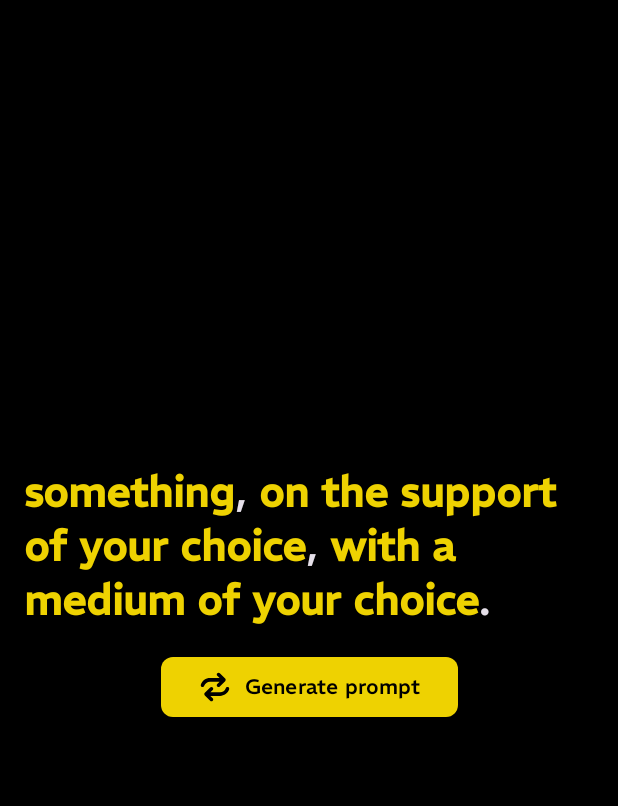
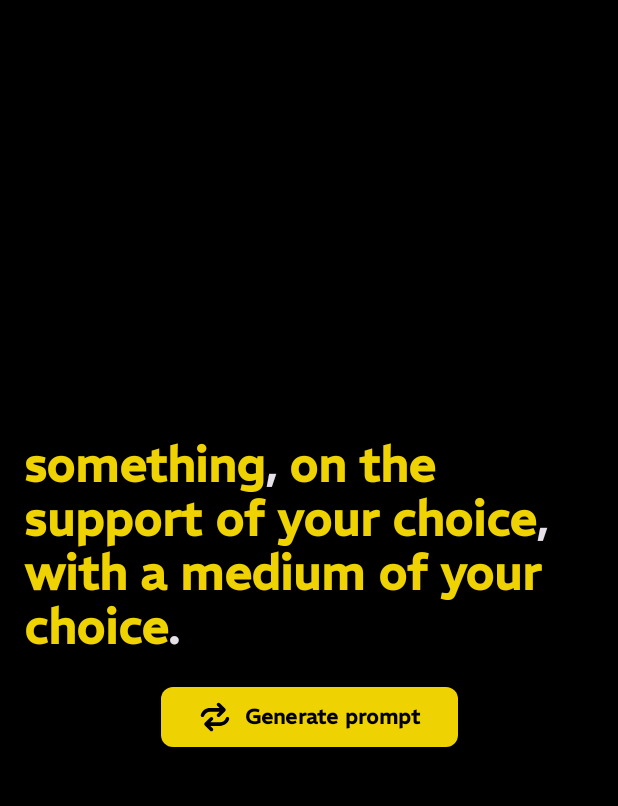
Before and after one commit to MarioFerreiraVilanova/scritch, an Android app built with Jetpack Compose: the screen it shows after launch (MainActivity), after a tap on "Generate prompt", on a phone screen of 412 x 824 dp, the part 72-878 px from its top. Run offline under Robolectric (Android 15) with nearby library versions, the phone set to English and light mode, and no system bars; our stand-ins replace Compose Multiplatform resources; libraries missing offline, so code that uses them is left out: dev.gitlive.firebase; 4 statements that could not run were skipped.

Commit message:
Edited text styles

```diff
--- a/composeApp/src/commonMain/kotlin/com/scritch/app/home/HomeScreen.kt
+++ b/composeApp/src/commonMain/kotlin/com/scritch/app/home/HomeScreen.kt
@@ -144,7 +144,7 @@ fun HomeScreen(
                             contentDescription = null,
                         )
                         Spacer(Modifier.width(8.dp))
-                        Text("Generate prompt")
+                        Text(text = "Generate prompt")
                     },
                     onClick = {
                         viewModel.onGeneratePrompt()
@@ -177,7 +177,6 @@ private fun promptFromViewState(
     onClick: (OptionState) -> Unit,
 ): AnnotatedString? {
     if (viewState.medium == null && viewState.support == null) return null
-
 
     return buildAnnotatedString {
         appendCategory(
@@ -212,10 +211,9 @@ private fun AnnotatedString.Builder.appendCategory(
     option: OptionState?,
     onClick: (OptionState) -> Unit,
 ) {
-    val textStyle = MaterialTheme.typography.headlineMedium.toSpanStyle()
+    val textStyle = MaterialTheme.typography.headlineLarge.toSpanStyle()
     val highlightedStyle = textStyle.copy(
         color = MaterialTheme.colorScheme.primary,
-        fontWeight = FontWeight.Bold,
     )
     val linkStyle = highlightedStyle.copy(
         textDecoration = TextDecoration.Underline,
@@ -231,7 +229,11 @@ private fun AnnotatedString.Builder.appendCategory(
     } else {
         val startOfLink = option.prompt.indexOfFirst { it == '*' }.coerceAtLeast(0)
         val endOfLink = option.prompt.indexOfLast { it == '*' }.coerceAtLeast(0)
-        append(option.prompt.substring(0, startOfLink))
+        withStyle(
+            style = textStyle
+        ){
+            append(option.prompt.substring(0, startOfLink))
+        }
         if (option.tips != null) {
             withLink(
                 link = LinkAnnotation.Clickable(
--- a/composeApp/src/commonMain/kotlin/com/scritch/app/theme/Typography.kt
+++ b/composeApp/src/commonMain/kotlin/com/scritch/app/theme/Typography.kt
@@ -3,8 +3,9 @@ package com.scritch.app.theme
 import androidx.compose.material3.Typography
 import androidx.compose.runtime.Composable
 import androidx.compose.ui.text.font.FontFamily
+import androidx.compose.ui.text.font.FontWeight
+import org.jetbrains.compose.resources.Font
 import scritch.composeapp.generated.resources.Res
-import org.jetbrains.compose.resources.Font
 import scritch.composeapp.generated.resources.rem_variable_font_weight
 
 @Composable
@@ -13,20 +14,20 @@ fun scritchTypography() = Typography().run {
         Font(Res.font.rem_variable_font_weight)
     )
     copy(
-        displayLarge = displayLarge.copy(fontFamily = fontFamily),
-        displayMedium = displayMedium.copy(fontFamily = fontFamily),
-        displaySmall = displaySmall.copy(fontFamily = fontFamily),
-        headlineLarge = headlineLarge.copy(fontFamily = fontFamily),
-        headlineMedium = headlineMedium.copy(fontFamily = fontFamily),
-        headlineSmall = headlineSmall.copy(fontFamily = fontFamily),
-        titleLarge = titleLarge.copy(fontFamily = fontFamily),
-        titleMedium = titleMedium.copy(fontFamily = fontFamily),
-        titleSmall = titleSmall.copy(fontFamily = fontFamily),
-        bodyLarge = bodyLarge.copy(fontFamily =  fontFamily),
-        bodyMedium = bodyMedium.copy(fontFamily = fontFamily),
-        bodySmall = bodySmall.copy(fontFamily = fontFamily),
-        labelLarge = labelLarge.copy(fontFamily = fontFamily),
-        labelMedium = labelMedium.copy(fontFamily = fontFamily),
-        labelSmall = labelSmall.copy(fontFamily = fontFamily)
+        displayLarge = displayLarge.copy(fontFamily = fontFamily, fontWeight = FontWeight.Black),
+        displayMedium = displayMedium.copy(fontFamily = fontFamily, fontWeight = FontWeight.Black),
+        displaySmall = displaySmall.copy(fontFamily = fontFamily, fontWeight = FontWeight.Black),
+        headlineLarge = headlineLarge.copy(fontFamily = fontFamily, fontWeight = FontWeight.Black),
+        headlineMedium = headlineMedium.copy(fontFamily = fontFamily, fontWeight = FontWeight.Black),
+        headlineSmall = headlineSmall.copy(fontFamily = fontFamily, fontWeight = FontWeight.Black),
+        titleLarge = titleLarge.copy(fontFamily = fontFamily, fontWeight = FontWeight.Bold),
+        titleMedium = titleMedium.copy(fontFamily = fontFamily, fontWeight = FontWeight.Bold),
+        titleSmall = titleSmall.copy(fontFamily = fontFamily, fontWeight = FontWeight.Bold),
+        bodyLarge = bodyLarge.copy(fontFamily = fontFamily, fontWeight = FontWeight.Bold),
+        bodyMedium = bodyMedium.copy(fontFamily = fontFamily, fontWeight = FontWeight.Bold),
+        bodySmall = bodySmall.copy(fontFamily = fontFamily, fontWeight = FontWeight.Bold),
+        labelLarge = labelLarge.copy(fontFamily = fontFamily, fontWeight = FontWeight.Bold),
+        labelMedium = labelMedium.copy(fontFamily = fontFamily, fontWeight = FontWeight.Bold),
+        labelSmall = labelSmall.copy(fontFamily = fontFamily, fontWeight = FontWeight.Bold)
     )
 }
```
